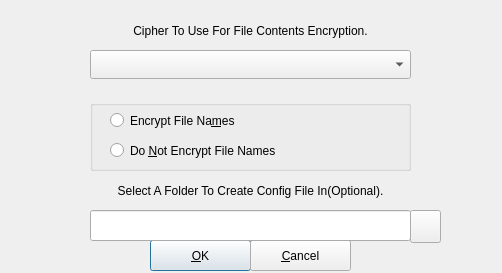
Old version of the form src/gocryptfscreateoptions.ui in the repository mhogomchungu/sirikali.
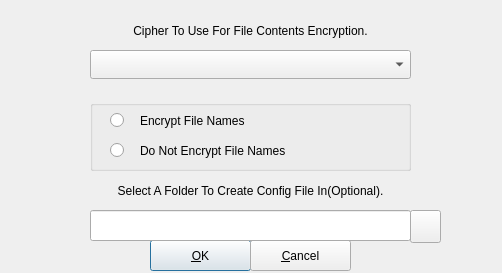
New version of the form.

```diff
--- a/src/gocryptfscreateoptions.ui
+++ b/src/gocryptfscreateoptions.ui
@@ -130,12 +130,12 @@
      <rect>
       <x>20</x>
       <y>0</y>
-      <width>291</width>
+      <width>21</width>
       <height>41</height>
      </rect>
     </property>
     <property name="text">
-     <string>Encrypt File Na&amp;mes</string>
+     <string/>
     </property>
    </widget>
    <widget class="QRadioButton" name="rbDoNotEncryptFileNames">
@@ -143,12 +143,44 @@
      <rect>
       <x>20</x>
       <y>30</y>
-      <width>291</width>
+      <width>21</width>
       <height>41</height>
      </rect>
     </property>
     <property name="text">
-     <string>Do &amp;Not Encrypt File Names</string>
+     <string/>
+    </property>
+   </widget>
+   <widget class="QLabel" name="label_2">
+    <property name="geometry">
+     <rect>
+      <x>50</x>
+      <y>30</y>
+      <width>261</width>
+      <height>41</height>
+     </rect>
+    </property>
+    <property name="text">
+     <string>Do Not Encrypt File Names</string>
+    </property>
+    <property name="wordWrap">
+     <bool>true</bool>
+    </property>
+   </widget>
+   <widget class="QLabel" name="label_4">
+    <property name="geometry">
+     <rect>
+      <x>50</x>
+      <y>0</y>
+      <width>261</width>
+      <height>41</height>
+     </rect>
+    </property>
+    <property name="text">
+     <string>Encrypt File Names</string>
+    </property>
+    <property name="wordWrap">
+     <bool>true</bool>
     </property>
    </widget>
   </widget>
```
Left out of the diff: 3 changed lines with no effect on the pictures.
